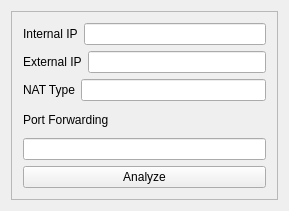
This is NATConnectivityAnalyzer.ui in chrisbartle/NATConnectivityAnalyzer as Qt 5 draws it before an edit. The edited form follows.
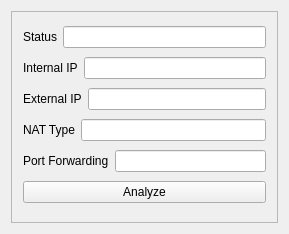
This is the edited form.

Diff of the .ui file:
```diff
--- a/NATConnectivityAnalyzer.ui
+++ b/NATConnectivityAnalyzer.ui
@@ -7,7 +7,7 @@
     <x>0</x>
     <y>0</y>
     <width>289</width>
-    <height>211</height>
+    <height>234</height>
    </rect>
   </property>
   <property name="windowTitle">
@@ -25,7 +25,25 @@
       </property>
       <layout class="QGridLayout" name="gridLayout">
        <item row="0" column="0">
-        <layout class="QHBoxLayout" name="internalIPLayout">
+        <layout class="QHBoxLayout" name="horizontalLayout">
+         <item>
+          <widget class="QLabel" name="statusLabel">
+           <property name="text">
+            <string>Status</string>
+           </property>
+          </widget>
+         </item>
+         <item>
+          <widget class="QLineEdit" name="status">
+           <property name="readOnly">
+            <bool>true</bool>
+           </property>
+          </widget>
+         </item>
+        </layout>
+       </item>
+       <item row="1" column="0">
+        <layout class="QHBoxLayout" name="horizontalLayout_2">
          <item>
           <widget class="QLabel" name="internalIPLabel">
            <property name="text">
@@ -48,8 +66,8 @@
          </item>
         </layout>
        </item>
-       <item row="1" column="0">
-        <layout class="QHBoxLayout" name="externalIPLayout">
+       <item row="2" column="0">
+        <layout class="QHBoxLayout" name="horizontalLayout_3">
          <item>
           <widget class="QLabel" name="externalIPLabel">
            <property name="text">
@@ -66,8 +84,8 @@
          </item>
         </layout>
        </item>
-       <item row="2" column="0">
-        <layout class="QHBoxLayout" name="natTypeLayout">
+       <item row="3" column="0">
+        <layout class="QHBoxLayout" name="horizontalLayout_4">
          <item>
           <widget class="QLabel" name="natTypeLabel">
            <property name="text">
@@ -84,8 +102,8 @@
          </item>
         </layout>
        </item>
-       <item row="3" column="0">
-        <layout class="QVBoxLayout" name="portForwardingLayout">
+       <item row="4" column="0">
+        <layout class="QHBoxLayout" name="horizontalLayout_5">
          <item>
           <widget class="QLabel" name="portforwardingLabel">
            <property name="text">
@@ -102,7 +120,7 @@
          </item>
         </layout>
        </item>
-       <item row="4" column="0">
+       <item row="5" column="0">
         <widget class="QPushButton" name="analyzeButton">
          <property name="text">
           <string>Analyze</string>
```
